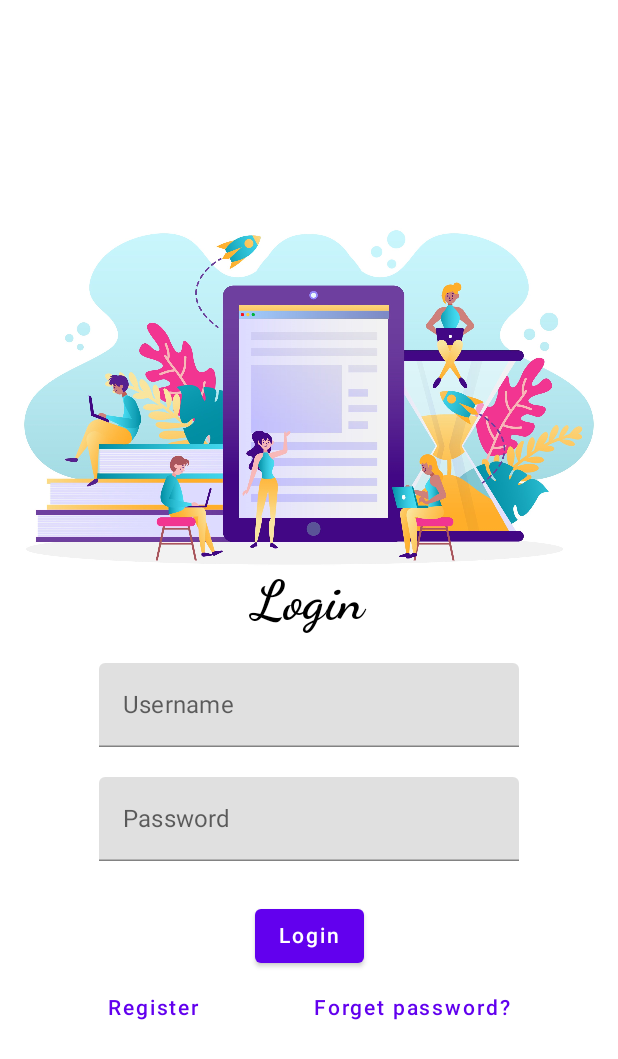
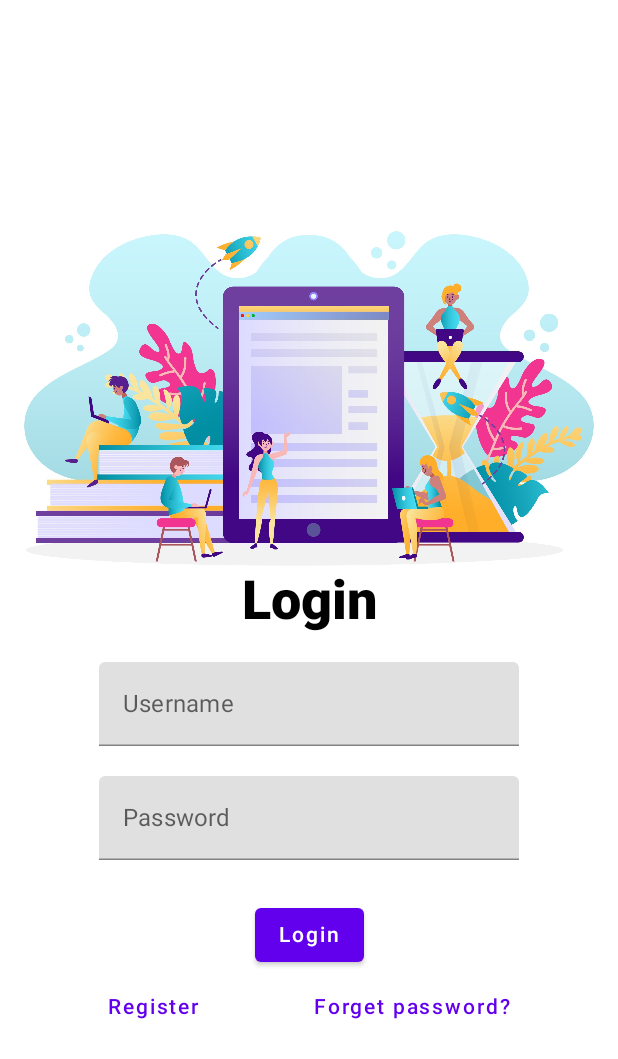
Before and after one commit to ASUBATHI/Digital-study, an Android app built with Jetpack Compose: the screen it shows after launch (LoginActivity), on a phone screen of 412 x 824 dp. Shown: the top 1059 px of the screen. Run offline under Robolectric (Android 15) with nearby library versions, the phone set to English and light mode, and no system bars; our stand-ins replace Firebase (no records; nobody signed in at launch, a user with empty details on screens opened directly).

Commit message:
Update LoginActivity.kt

```diff
--- a/Digital study/app/src/main/java/com/example/owlapplication/LoginActivity.kt
+++ b/Digital study/app/src/main/java/com/example/owlapplication/LoginActivity.kt
@@ -69,7 +69,6 @@ fun LoginScreen(context: Context, databaseHelper: UserDatabaseHelper) {
         Text(
             fontSize = 36.sp,
             fontWeight = FontWeight.ExtraBold,
-            fontFamily = FontFamily.Cursive,
             text = "Login"
         )
         Spacer(modifier = Modifier.height(10.dp))
```
